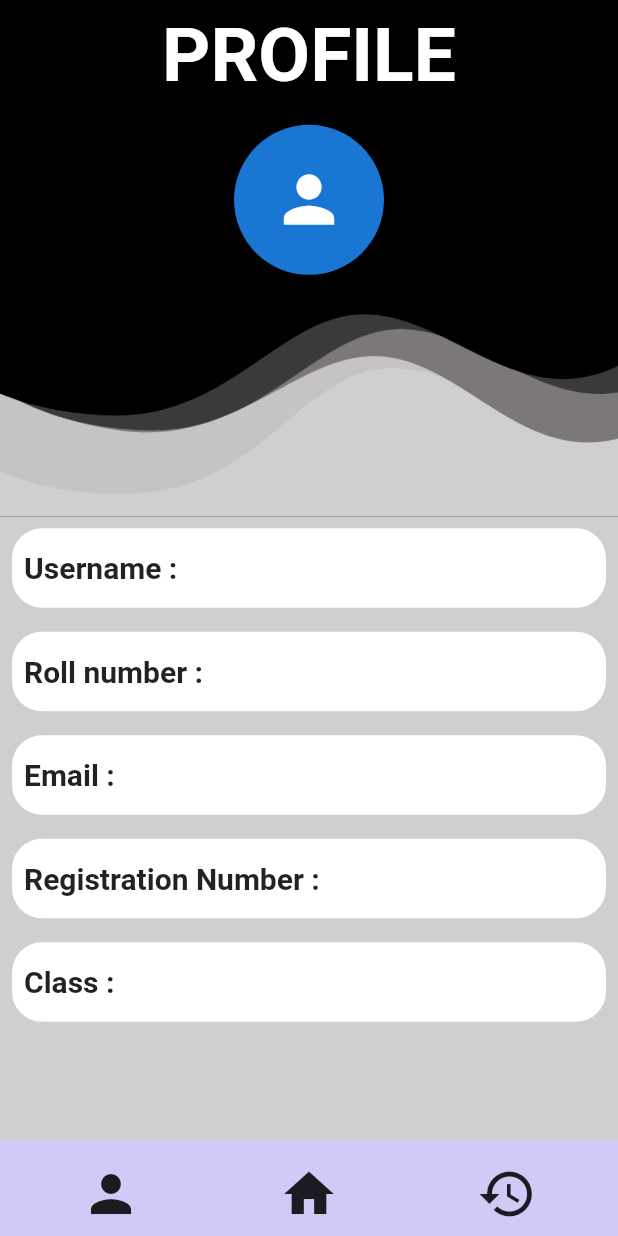
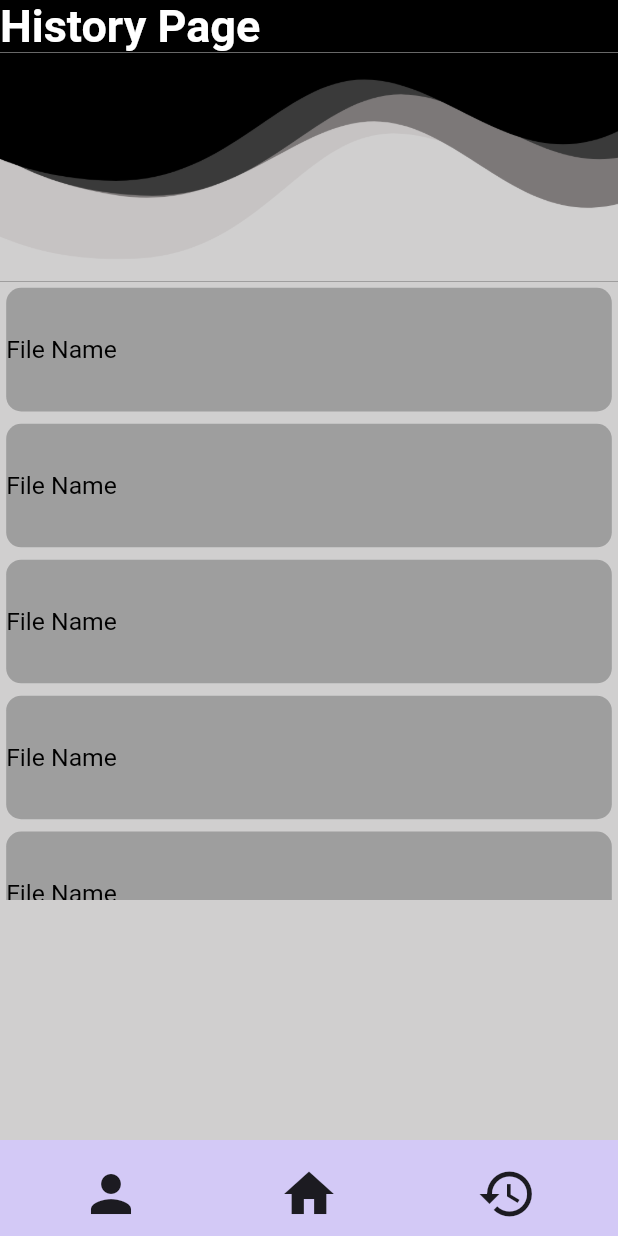
Before and after one commit to TechyMT/PBL-Sem-4, a Flutter app: the HomeScreenBase screen opened directly with empty values, after a tap on the "history" icon, on a phone screen of 412 x 824 dp. Run offline on Flutter 3.47's test engine with Material 2 defaults, Android fonts, the light colour scheme and no system bars; our stand-ins replace cloud_firestore, file_picker, firebase_auth, firebase_core, firebase_storage, get and 2 more; missing offline and left inert: pdf_render; accounts and stored records are empty.

Commit message:
Solved issues and added app icons

```diff
--- /dev/null
+++ b/lib/historypage.dart
@@ -0,0 +1,72 @@
+// ignore_for_file: avoid_print
+
+import 'dart:io';
+
+import 'package:flutter/material.dart';
+import 'package:get/get.dart';
+import 'package:printez/cartpage.dart';
+import 'package:printez/homescreenbase.dart';
+
+import 'controller.dart';
+
+class HistoryPage extends StatefulWidget {
+  const HistoryPage({super.key});
+
+  @override
+  State<HistoryPage> createState() => _HistoryPageState();
+}
+
+class _HistoryPageState extends State<HistoryPage> {
+  //List<PlatformFile?> pickedfile = [];
+
+  @override
+  Widget build(BuildContext context) {
+    var height2 = MediaQuery.of(context).size.height;
+    var width2 = MediaQuery.of(context).size.width;
+    return HomeScreenBase(
+      childUpper: Container(
+        child: Text(
+          "History Page",
+          style: TextStyle(
+              color: Colors.white, fontSize: 30.0, fontWeight: FontWeight.bold),
+        ),
+      ),
+      childLower: Column(
+        children: [
+          Expanded(
+            child: SingleChildScrollView(
+              child: Container(
+                height: height2 * 0.5,
+                child:  Container(
+                  child: ListView.builder(
+                    itemCount: 5,
+                    itemBuilder: (BuildContext context, int index) {
+                      return Padding(
+                        padding: EdgeInsets.all(height2*0.005),
+                        child: Container(
+                          decoration: BoxDecoration(
+                            borderRadius: BorderRadius.circular(10),
+                            color: Colors.grey,
+                          ),
+                          height: height2 * 0.1,
+                          child: Row(
+                            mainAxisAlignment: MainAxisAlignment.spaceBetween,
+                            children: [
+                              Text(
+                                "File Name",
+                                style: TextStyle(color: Colors.black, fontSize: height2 * 0.02),
+                              ),
+                            ],
+                          ),
+                        ),
+                      );
+                    },),
+                ),
+              ),
+            ),
+          ),
+        ],
+      ),
+    );
+  }
+}
--- a/lib/homescreenbase.dart
+++ b/lib/homescreenbase.dart
@@ -3,6 +3,8 @@ import "package:get/get.dart";
 import "package:printez/profilepage.dart";
 import "package:printez/homescreen.dart";
 import "package:printez/viewprofilepage.dart";
+
+import "historypage.dart";
 
 class HomeScreenBase extends StatefulWidget {
   HomeScreenBase({required this.childUpper, required this.childLower});
@@ -57,27 +59,22 @@ class _HomeScreenBaseState extends State<HomeScreenBase> {
               children: [
                 Expanded(
                     child: IconButton(
-                      icon: Icon(Icons.person,size: 40.0),
+                        icon: Icon(Icons.person, size: 40.0),
                         onPressed: () {
                           Get.to(ViewProfilePage());
-                      }
-                    )
-                  ),
+                        })),
                 Expanded(
                     child: IconButton(
                         icon: Icon(Icons.home, size: 40.0),
                         onPressed: () {
                           Get.to(HomeScreenView());
-                        }
-                    )
-                  ),
+                        })),
                 Expanded(
-                    child:IconButton(
-                        icon: Icon(Icons.history,size: 40.0),
+                  child: IconButton(
+                      icon: Icon(Icons.history, size: 40.0),
                       onPressed: () {
-
-                        }
-                  ),
+                        Get.to(HistoryPage());
+                      }),
                 ),
               ],
             ),
@@ -100,8 +97,9 @@ class _HomeScreenBaseState extends State<HomeScreenBase> {
               ),
             ),
             Expanded(
-              child:
-                  Container(color: Color(0xFFD0CFCF), child: widget.childLower,
+              child: Container(
+                color: Color(0xFFD0CFCF),
+                child: widget.childLower,
               ),
             ),
           ],
```
Also changed, not shown: analysis_options.yaml (+0 -32 lines), images/IMG-20230416-WA0001.jpg (added), 52 other files. Lines whose indentation alone changed are shown as unchanged.
